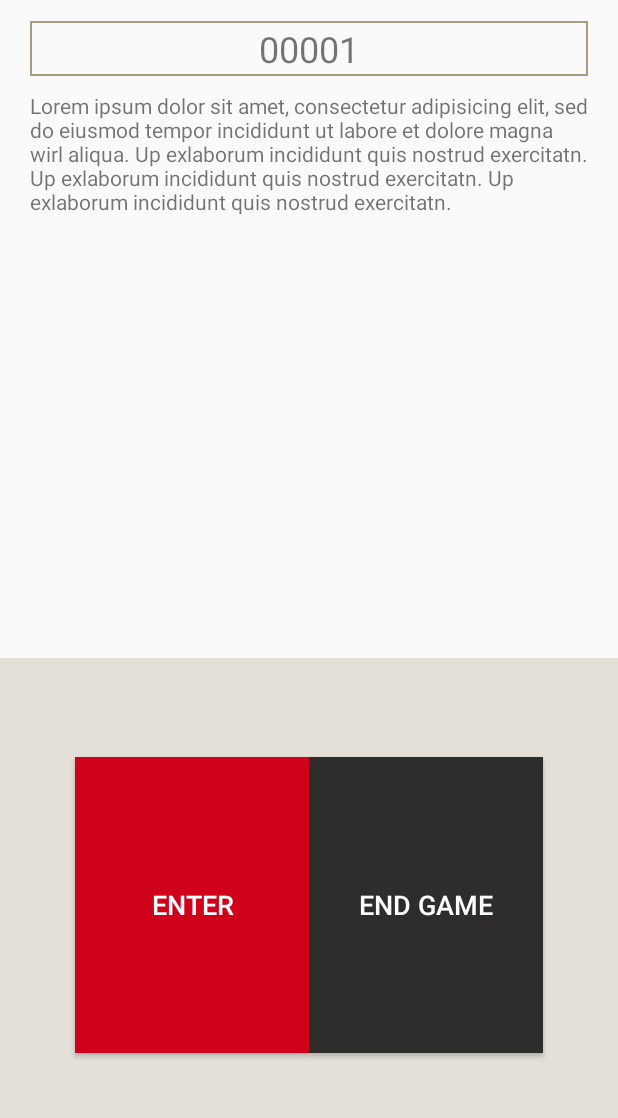
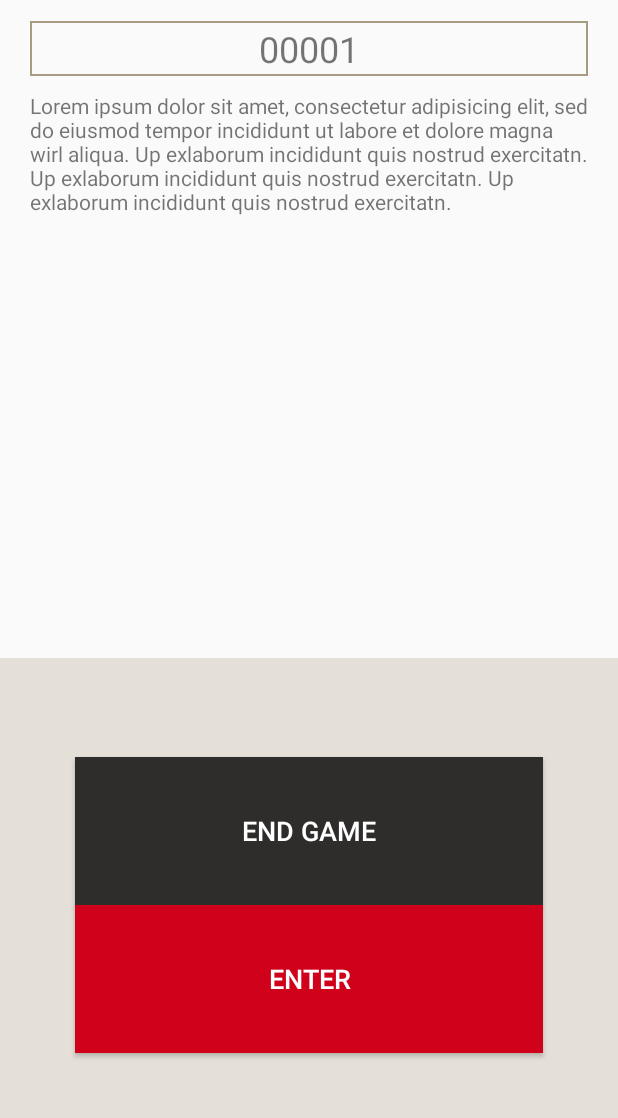
Before and after one commit to AreumAn/PROJECT.aa_jenga, an Android app: the GameRandomActivity screen opened directly, with no data from a screen before it, on a phone screen of 412 x 824 dp, the part 84-1202 px from its top. Run offline under Robolectric (Android 15) with nearby library versions, the phone set to English and light mode, and no system bars.

Commit message:
buttons again

```diff
--- a/app/src/main/res/layout-land/content_game_random.xml
+++ b/app/src/main/res/layout-land/content_game_random.xml
@@ -98,15 +98,15 @@
         app:layout_constraintVertical_bias="0.0">
 
         <Button
-            android:id="@+id/btn_enter"
+            android:id="@+id/btn_end"
             android:layout_width="0dp"
             android:layout_height="0dp"
             android:layout_marginEnd="0dp"
             android:layout_marginLeft="0dp"
             android:layout_marginRight="0dp"
             android:layout_marginStart="0dp"
-            android:background="@color/colorAccent"
-            android:text="ENTER"
+            android:background="@color/colorGrayDark"
+            android:text="END GAME"
             android:textColor="@android:color/white"
             android:textSize="18sp"
             app:layout_constraintBottom_toTopOf="@+id/guideline_row_3"
@@ -117,15 +117,15 @@
             app:layout_constraintHorizontal_bias="0.0" />
 
         <Button
-            android:id="@+id/btn_end"
+            android:id="@+id/btn_enter"
             android:layout_width="0dp"
             android:layout_height="0dp"
             android:layout_marginEnd="0dp"
             android:layout_marginLeft="0dp"
             android:layout_marginRight="0dp"
             android:layout_marginStart="0dp"
-            android:background="@color/colorGrayDark"
-            android:text="END GAME"
+            android:background="@color/colorAccent"
+            android:text="ENTER"
             android:textColor="@android:color/white"
             android:textSize="18sp"
             app:layout_constraintBottom_toTopOf="@+id/guideline_row_4"
@@ -139,21 +139,21 @@
             android:layout_width="wrap_content"
             android:layout_height="wrap_content"
             android:orientation="vertical"
-            app:layout_constraintGuide_percent="0.2" />
+            app:layout_constraintGuide_percent="0.1" />
 
         <android.support.constraint.Guideline
             android:id="@+id/guideline_col_3"
             android:layout_width="wrap_content"
             android:layout_height="wrap_content"
             android:orientation="vertical"
-            app:layout_constraintGuide_percent="0.8" />
+            app:layout_constraintGuide_percent="0.9" />
 
         <android.support.constraint.Guideline
             android:id="@+id/guideline_row_2"
             android:layout_width="wrap_content"
             android:layout_height="wrap_content"
             android:orientation="horizontal"
-            app:layout_constraintGuide_percent="0.1" />
+            app:layout_constraintGuide_percent="0.25" />
 
         <android.support.constraint.Guideline
             android:id="@+id/guideline_row_3"
@@ -167,7 +167,7 @@
             android:layout_width="wrap_content"
             android:layout_height="wrap_content"
             android:orientation="horizontal"
-            app:layout_constraintGuide_percent="0.9" />
+            app:layout_constraintGuide_percent="0.75" />
 
     </android.support.constraint.ConstraintLayout>
 
--- a/app/src/main/res/layout/content_game_random.xml
+++ b/app/src/main/res/layout/content_game_random.xml
@@ -120,44 +120,41 @@
         app:layout_constraintTop_toTopOf="@+id/guideline_row_1">
 
         <Button
+            android:id="@+id/btn_end"
+            android:layout_width="0dp"
+            android:layout_height="0dp"
+            android:layout_marginEnd="50dp"
+            android:layout_marginLeft="50dp"
+            android:layout_marginRight="50dp"
+            android:layout_marginStart="50dp"
+            android:background="@color/colorGrayDark"
+            android:text="END GAME"
+            android:textColor="@android:color/white"
+            android:textSize="18sp"
+            app:layout_constraintBottom_toTopOf="@+id/guideline_row_3"
+            app:layout_constraintLeft_toLeftOf="parent"
+            app:layout_constraintRight_toRightOf="parent"
+            app:layout_constraintTop_toTopOf="@+id/guideline_row_2"
+            app:layout_constraintVertical_bias="0.0" />
+
+        <Button
             android:id="@+id/btn_enter"
             android:layout_width="0dp"
             android:layout_height="0dp"
-            android:layout_marginEnd="0dp"
+            android:layout_marginEnd="50dp"
             android:layout_marginLeft="50dp"
-            android:layout_marginRight="0dp"
+            android:layout_marginRight="50dp"
             android:layout_marginStart="50dp"
             android:background="@color/colorAccent"
             android:text="ENTER"
             android:textColor="@android:color/white"
             android:textSize="18sp"
-            app:layout_constraintBottom_toTopOf="@+id/guideline_row_3"
+            app:layout_constraintBottom_toTopOf="@+id/guideline_row_4"
+            app:layout_constraintHorizontal_bias="0.0"
             app:layout_constraintLeft_toLeftOf="parent"
-            app:layout_constraintTop_toTopOf="@+id/guideline_row_2"
-            app:layout_constraintVertical_bias="0.0"
-            app:layout_constraintRight_toLeftOf="@+id/guideline_col_4"
-            app:layout_constraintHorizontal_bias="1.0" />
-
-        <Button
-            android:id="@+id/btn_end"
-            android:layout_width="0dp"
-            android:layout_height="0dp"
-            android:layout_marginEnd="50dp"
-            android:layout_marginLeft="0dp"
-            android:layout_marginRight="50dp"
-            android:layout_marginStart="0dp"
-            android:background="@color/colorGrayDark"
-            android:text="END GAME"
-            android:textColor="@android:color/white"
-            android:textSize="18sp"
-            app:layout_constraintBottom_toTopOf="@+id/guideline_row_3"
-            app:layout_constraintHorizontal_bias="0.0"
-            app:layout_constraintLeft_toLeftOf="@+id/guideline_col_4"
             app:layout_constraintRight_toRightOf="parent"
-            app:layout_constraintTop_toTopOf="@+id/guideline_row_2"
-            app:layout_constraintVertical_bias="0.0"
-            android:layout_marginTop="0dp"
-            android:layout_marginBottom="0dp" />
+            app:layout_constraintTop_toTopOf="@+id/guideline_row_3"
+            app:layout_constraintVertical_bias="0.0" />
 
         <android.support.constraint.Guideline
             android:id="@+id/guideline_row_2"
@@ -167,20 +164,18 @@
             app:layout_constraintGuide_percent="0.2" />
 
         <android.support.constraint.Guideline
-            android:id="@+id/guideline_row_3"
+            android:id="@+id/guideline_row_4"
             android:layout_width="wrap_content"
             android:layout_height="wrap_content"
             android:orientation="horizontal"
             app:layout_constraintGuide_percent="0.8" />
 
         <android.support.constraint.Guideline
-            android:id="@+id/guideline_col_4"
+            android:id="@+id/guideline_row_3"
             android:layout_width="wrap_content"
             android:layout_height="wrap_content"
-            android:orientation="vertical"
-            app:layout_constraintGuide_percent="0.5"
-            tools:layout_editor_absoluteY="0dp"
-            tools:layout_editor_absoluteX="180dp" />
+            android:orientation="horizontal"
+            app:layout_constraintGuide_percent="0.5" />
 
     </android.support.constraint.ConstraintLayout>
 
```
